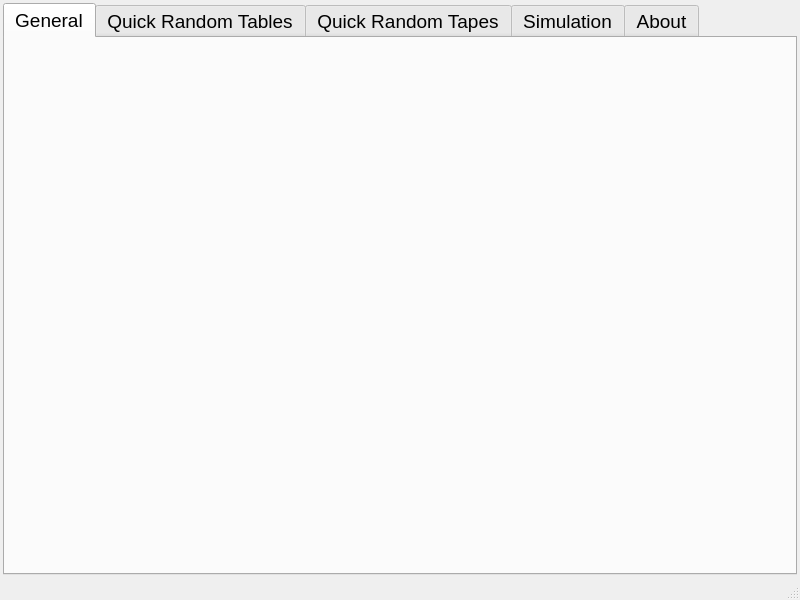
Old version of the form Qt/TuringsMachineSimulator/settings.ui in the repository fabioalves98/TuringsMachineGenerator.
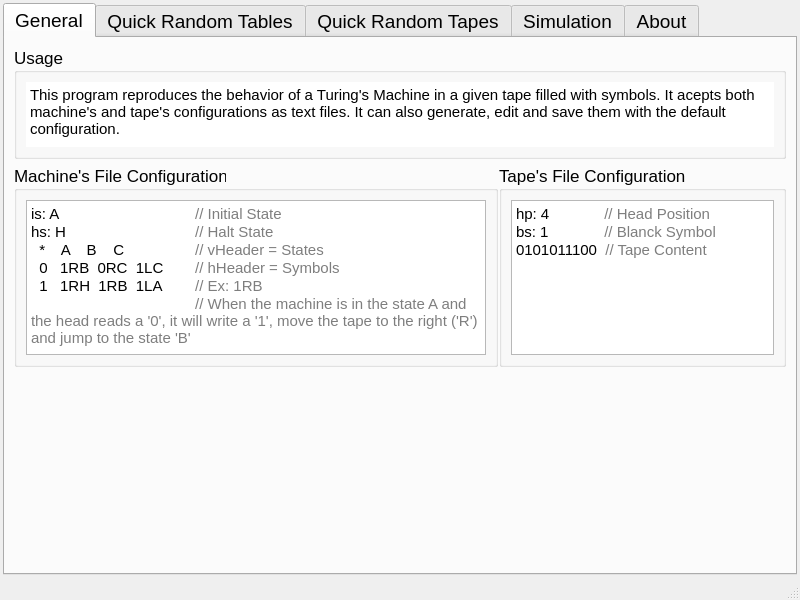
New version of the form. The open tabs and pages were chosen to show the change.

Commit message: Adding the remaining settings

What changed in the file:
```diff
--- a/Qt/TuringsMachineSimulator/settings.ui
+++ b/Qt/TuringsMachineSimulator/settings.ui
@@ -44,6 +44,166 @@
        <attribute name="title">
         <string>General</string>
        </attribute>
+       <layout class="QVBoxLayout" name="verticalLayout_3">
+        <item>
+         <widget class="QGroupBox" name="Usage">
+          <property name="font">
+           <font>
+            <pointsize>13</pointsize>
+           </font>
+          </property>
+          <property name="title">
+           <string>Usage</string>
+          </property>
+          <layout class="QHBoxLayout" name="horizontalLayout_8">
+           <item>
+            <widget class="QTextBrowser" name="usageTBrows">
+             <property name="sizePolicy">
+              <sizepolicy hsizetype="Expanding" vsizetype="Minimum">
+               <horstretch>0</horstretch>
+               <verstretch>0</verstretch>
+              </sizepolicy>
+             </property>
+             <property name="minimumSize">
+              <size>
+               <width>0</width>
+               <height>65</height>
+              </size>
+             </property>
+             <property name="maximumSize">
+              <size>
+               <width>16777215</width>
+               <height>65</height>
+              </size>
+             </property>
+             <property name="frameShape">
+              <enum>QFrame::NoFrame</enum>
+             </property>
+             <property name="html">
+              <string>&lt;!DOCTYPE HTML PUBLIC &quot;-//W3C//DTD HTML 4.0//EN&quot; &quot;http://www.w3.org/TR/REC-html40/strict.dtd&quot;&gt;
+&lt;html&gt;&lt;head&gt;&lt;meta name=&quot;qrichtext&quot; content=&quot;1&quot; /&gt;&lt;style type=&quot;text/css&quot;&gt;
+p, li { white-space: pre-wrap; }
+&lt;/style&gt;&lt;/head&gt;&lt;body style=&quot; font-family:'MS Shell Dlg 2'; font-size:13pt; font-weight:400; font-style:normal;&quot;&gt;
+&lt;p style=&quot; margin-top:0px; margin-bottom:0px; margin-left:0px; margin-right:0px; -qt-block-indent:0; text-indent:0px;&quot;&gt;&lt;span style=&quot; font-size:11pt;&quot;&gt;This program reproduces the behavior of a Turing's Machine in a given tape filled with symbols. It acepts both machine's and tape's configurations as text files. It can also generate, edit and save them with the default configuration.&lt;/span&gt;&lt;/p&gt;&lt;/body&gt;&lt;/html&gt;</string>
+             </property>
+            </widget>
+           </item>
+          </layout>
+         </widget>
+        </item>
+        <item>
+         <widget class="QSplitter" name="generalSplit">
+          <property name="orientation">
+           <enum>Qt::Horizontal</enum>
+          </property>
+          <property name="handleWidth">
+           <number>1</number>
+          </property>
+          <widget class="QGroupBox" name="MachineConf">
+           <property name="font">
+            <font>
+             <pointsize>13</pointsize>
+            </font>
+           </property>
+           <property name="title">
+            <string>Machine's File Configuration</string>
+           </property>
+           <layout class="QHBoxLayout" name="horizontalLayout_9">
+            <item>
+             <widget class="QTextBrowser" name="machineTBrows">
+              <property name="sizePolicy">
+               <sizepolicy hsizetype="Expanding" vsizetype="Minimum">
+                <horstretch>0</horstretch>
+                <verstretch>0</verstretch>
+               </sizepolicy>
+              </property>
+              <property name="minimumSize">
+               <size>
+                <width>460</width>
+                <height>155</height>
+               </size>
+              </property>
+              <property name="maximumSize">
+               <size>
+                <width>16777215</width>
+                <height>155</height>
+               </size>
+              </property>
+              <property name="html">
+               <string>&lt;!DOCTYPE HTML PUBLIC &quot;-//W3C//DTD HTML 4.0//EN&quot; &quot;http://www.w3.org/TR/REC-html40/strict.dtd&quot;&gt;
+&lt;html&gt;&lt;head&gt;&lt;meta name=&quot;qrichtext&quot; content=&quot;1&quot; /&gt;&lt;style type=&quot;text/css&quot;&gt;
+p, li { white-space: pre-wrap; }
+&lt;/style&gt;&lt;/head&gt;&lt;body style=&quot; font-family:'MS Shell Dlg 2'; font-size:13pt; font-weight:400; font-style:normal;&quot;&gt;
+&lt;p style=&quot; margin-top:0px; margin-bottom:0px; margin-left:0px; margin-right:0px; -qt-block-indent:0; text-indent:0px;&quot;&gt;&lt;span style=&quot; font-family:'Consolas'; font-size:11pt;&quot;&gt;is: A		 &lt;/span&gt;&lt;span style=&quot; font-family:'Consolas'; font-size:11pt; color:#7e7e7e;&quot;&gt;// Initial State&lt;/span&gt;&lt;/p&gt;
+&lt;p style=&quot; margin-top:0px; margin-bottom:0px; margin-left:0px; margin-right:0px; -qt-block-indent:0; text-indent:0px;&quot;&gt;&lt;span style=&quot; font-family:'Consolas'; font-size:11pt;&quot;&gt;hs: H		&lt;/span&gt;&lt;span style=&quot; font-family:'Consolas'; font-size:11pt; color:#7e7e7e;&quot;&gt; // Halt State&lt;/span&gt;&lt;/p&gt;
+&lt;p style=&quot; margin-top:0px; margin-bottom:0px; margin-left:0px; margin-right:0px; -qt-block-indent:0; text-indent:0px;&quot;&gt;&lt;span style=&quot; font-family:'Consolas'; font-size:11pt;&quot;&gt;  *    A    B    C	 &lt;/span&gt;&lt;span style=&quot; font-family:'Consolas'; font-size:11pt; color:#7e7e7e;&quot;&gt;// vHeader = States&lt;/span&gt;&lt;/p&gt;
+&lt;p style=&quot; margin-top:0px; margin-bottom:0px; margin-left:0px; margin-right:0px; -qt-block-indent:0; text-indent:0px;&quot;&gt;&lt;span style=&quot; font-family:'Consolas'; font-size:11pt;&quot;&gt;  0   1RB  0RC  1LC	 &lt;/span&gt;&lt;span style=&quot; font-family:'Consolas'; font-size:11pt; color:#7e7e7e;&quot;&gt;// hHeader = Symbols&lt;/span&gt;&lt;/p&gt;
+&lt;p style=&quot; margin-top:0px; margin-bottom:0px; margin-left:0px; margin-right:0px; -qt-block-indent:0; text-indent:0px;&quot;&gt;&lt;span style=&quot; font-family:'Consolas'; font-size:11pt;&quot;&gt;  1   1RH  1RB  1LA	 &lt;/span&gt;&lt;span style=&quot; font-family:'Consolas'; font-size:11pt; color:#7e7e7e;&quot;&gt;// Ex: 1RB&lt;/span&gt;&lt;/p&gt;
+&lt;p style=&quot; margin-top:0px; margin-bottom:0px; margin-left:0px; margin-right:0px; -qt-block-indent:0; text-indent:0px;&quot;&gt;&lt;span style=&quot; font-family:'Consolas'; font-size:11pt; color:#7e7e7e;&quot;&gt;		 // When the machine is in the state A and the head reads a '0', it will write a '1', move the tape to the right ('R') and jump to the state 'B'&lt;/span&gt;&lt;/p&gt;&lt;/body&gt;&lt;/html&gt;</string>
+              </property>
+             </widget>
+            </item>
+           </layout>
+          </widget>
+          <widget class="QGroupBox" name="TapeConf">
+           <property name="font">
+            <font>
+             <pointsize>13</pointsize>
+            </font>
+           </property>
+           <property name="title">
+            <string>Tape's File Configuration</string>
+           </property>
+           <layout class="QHBoxLayout" name="horizontalLayout_10">
+            <item>
+             <widget class="QTextBrowser" name="tapeTBrows">
+              <property name="sizePolicy">
+               <sizepolicy hsizetype="Expanding" vsizetype="Minimum">
+                <horstretch>0</horstretch>
+                <verstretch>0</verstretch>
+               </sizepolicy>
+              </property>
+              <property name="minimumSize">
+               <size>
+                <width>263</width>
+                <height>155</height>
+               </size>
+              </property>
+              <property name="maximumSize">
+               <size>
+                <width>16777215</width>
+                <height>155</height>
+               </size>
+              </property>
+              <property name="html">
+               <string>&lt;!DOCTYPE HTML PUBLIC &quot;-//W3C//DTD HTML 4.0//EN&quot; &quot;http://www.w3.org/TR/REC-html40/strict.dtd&quot;&gt;
+&lt;html&gt;&lt;head&gt;&lt;meta name=&quot;qrichtext&quot; content=&quot;1&quot; /&gt;&lt;style type=&quot;text/css&quot;&gt;
+p, li { white-space: pre-wrap; }
+&lt;/style&gt;&lt;/head&gt;&lt;body style=&quot; font-family:'MS Shell Dlg 2'; font-size:13pt; font-weight:400; font-style:normal;&quot;&gt;
+&lt;p style=&quot; margin-top:0px; margin-bottom:0px; margin-left:0px; margin-right:0px; -qt-block-indent:0; text-indent:0px;&quot;&gt;&lt;span style=&quot; font-family:'Consolas'; font-size:11pt;&quot;&gt;hp: 4	  &lt;/span&gt;&lt;span style=&quot; font-family:'Consolas'; font-size:11pt; color:#7e7e7e;&quot;&gt;// Head Position&lt;/span&gt;&lt;/p&gt;
+&lt;p style=&quot; margin-top:0px; margin-bottom:0px; margin-left:0px; margin-right:0px; -qt-block-indent:0; text-indent:0px;&quot;&gt;&lt;span style=&quot; font-family:'Consolas'; font-size:11pt;&quot;&gt;bs: 1	  &lt;/span&gt;&lt;span style=&quot; font-family:'Consolas'; font-size:11pt; color:#7e7e7e;&quot;&gt;// Blanck Symbol&lt;/span&gt;&lt;/p&gt;
+&lt;p style=&quot; margin-top:0px; margin-bottom:0px; margin-left:0px; margin-right:0px; -qt-block-indent:0; text-indent:0px;&quot;&gt;&lt;span style=&quot; font-family:'Consolas'; font-size:11pt;&quot;&gt;0101011100  &lt;/span&gt;&lt;span style=&quot; font-family:'Consolas'; font-size:11pt; color:#7e7e7e;&quot;&gt;// Tape Content&lt;/span&gt;&lt;/p&gt;&lt;/body&gt;&lt;/html&gt;</string>
+              </property>
+             </widget>
+            </item>
+           </layout>
+          </widget>
+         </widget>
+        </item>
+        <item>
+         <spacer name="verticalSpacer">
+          <property name="orientation">
+           <enum>Qt::Vertical</enum>
+          </property>
+          <property name="sizeHint" stdset="0">
+           <size>
+            <width>20</width>
+            <height>144</height>
+           </size>
+          </property>
+         </spacer>
+        </item>
+       </layout>
       </widget>
       <widget class="QWidget" name="RandomTables">
        <attribute name="title">
```
Left out of the diff: 6 changed lines with no effect on the pictures. The commit also changes 24 other files.
